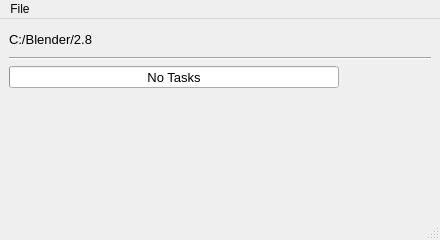
Old version of the form main_window_design.ui in the repository DotBow/Blender-Version-Manager.
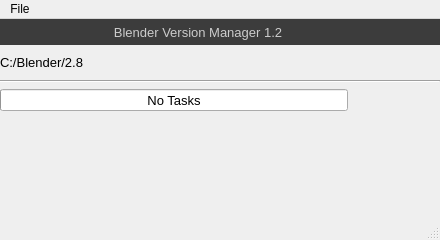
New version of the form. Icons and pictures are not drawn.

The edit to the form file:
```diff
--- a/main_window_design.ui
+++ b/main_window_design.ui
@@ -41,6 +41,112 @@
   </property>
   <widget class="QWidget" name="centralwidget">
    <layout class="QVBoxLayout" name="verticalLayout">
+    <property name="leftMargin">
+     <number>0</number>
+    </property>
+    <property name="topMargin">
+     <number>0</number>
+    </property>
+    <property name="rightMargin">
+     <number>0</number>
+    </property>
+    <property name="bottomMargin">
+     <number>0</number>
+    </property>
+    <item>
+     <layout class="QHBoxLayout" name="horizontalLayout">
+      <property name="spacing">
+       <number>0</number>
+      </property>
+      <property name="leftMargin">
+       <number>0</number>
+      </property>
+      <property name="topMargin">
+       <number>0</number>
+      </property>
+      <item>
+       <widget class="QLabel" name="label">
+        <property name="sizePolicy">
+         <sizepolicy hsizetype="MinimumExpanding" vsizetype="Preferred">
+          <horstretch>0</horstretch>
+          <verstretch>0</verstretch>
+         </sizepolicy>
+        </property>
+        <property name="sizeIncrement">
+         <size>
+          <width>0</width>
+          <height>0</height>
+         </size>
+        </property>
+        <property name="font">
+         <font>
+          <pointsize>10</pointsize>
+         </font>
+        </property>
+        <property name="autoFillBackground">
+         <bool>false</bool>
+        </property>
+        <property name="styleSheet">
+         <string notr="true">background-color: rgb(60, 60, 60);
+color: rgb(204, 204, 204);</string>
+        </property>
+        <property name="text">
+         <string notr="true">Blender Version Manager 1.2</string>
+        </property>
+        <property name="alignment">
+         <set>Qt::AlignCenter</set>
+        </property>
+        <property name="margin">
+         <number>6</number>
+        </property>
+        <property name="textInteractionFlags">
+         <set>Qt::NoTextInteraction</set>
+        </property>
+       </widget>
+      </item>
+      <item>
+       <widget class="QPushButton" name="btnCancel_2">
+        <property name="sizeIncrement">
+         <size>
+          <width>0</width>
+          <height>0</height>
+         </size>
+        </property>
+        <property name="cursor">
+         <cursorShape>PointingHandCursor</cursorShape>
+        </property>
+        <property name="toolTip">
+         <string notr="true">Cancel Downloading</string>
+        </property>
+        <property name="statusTip">
+         <string notr="true"/>
+        </property>
+        <property name="autoFillBackground">
+         <bool>false</bool>
+        </property>
+        <property name="styleSheet">
+         <string notr="true">background-color: rgb(60, 60, 60);
+border-style: solid;
+border-width: 6px;</string>
+        </property>
+        <property name="text">
+         <string notr="true"/>
+        </property>
+        <property name="icon">
+         <iconset>
+          <normalon>:/icons/cancel.png</normalon>
+         </iconset>
+        </property>
+        <property name="iconSize">
+         <size>
+          <width>20</width>
+          <height>20</height>
+         </size>
+        </property>
+       </widget>
+      </item>
+     </layout>
+    </item>
     <item>
      <layout class="QHBoxLayout" name="layoutRootFolderSettings">
       <item>
```
Left out of the diff: 6 changed lines with no effect on the pictures.
